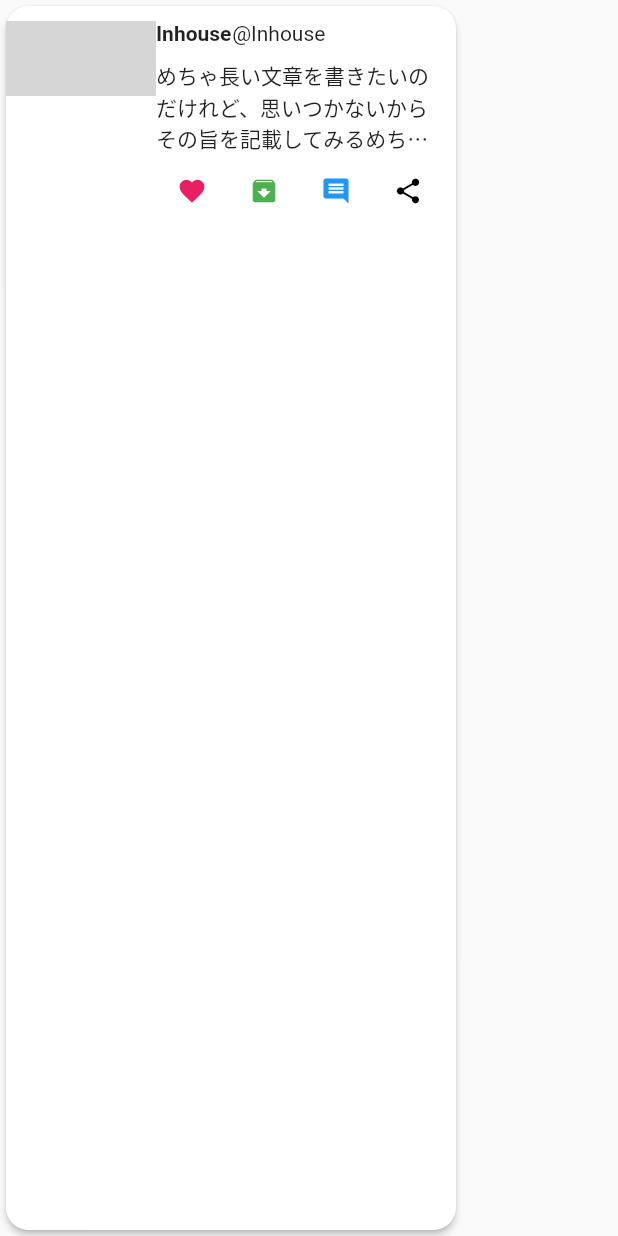
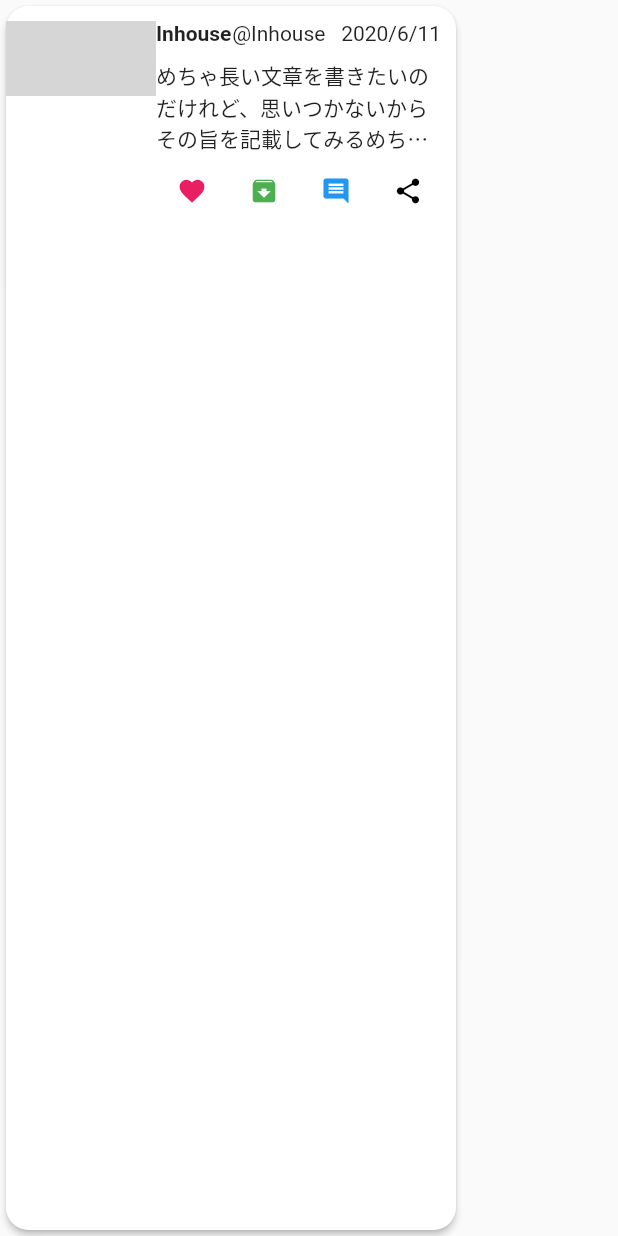
Before and after one commit to co-in-house/app-front, a Flutter app: the PostCard widget shown alone on an empty page, opened directly with empty values, on a phone screen of 412 x 824 dp. Run offline on Flutter 3.47's test engine with Material 2 defaults, Android fonts, the light colour scheme and no system bars; our stand-ins replace state_notifier; missing offline and left inert: flutter_state_notifier; grey boxes are pictures that could not be loaded.

Commit message:
日付スタンプ追加

```diff
--- a/lib/component/timeline/postCard.dart
+++ b/lib/component/timeline/postCard.dart
@@ -53,6 +53,15 @@ class PostCard extends StatelessWidget {
                           EdgeInsets.symmetric(vertical: 10.0, horizontal: 0.5),
                       child: Text(
                         '@Inhouse',
+                        overflow: TextOverflow.ellipsis,
+                        maxLines: 1,
+                      ),
+                    ),
+                    Container(
+                      padding: EdgeInsets.fromLTRB(10, 0, 0, 0),
+                      //final DateTime now = DateTime.now();
+                      child: Text(
+                        '2020/6/11',
                         overflow: TextOverflow.ellipsis,
                         maxLines: 1,
                       ),
```
